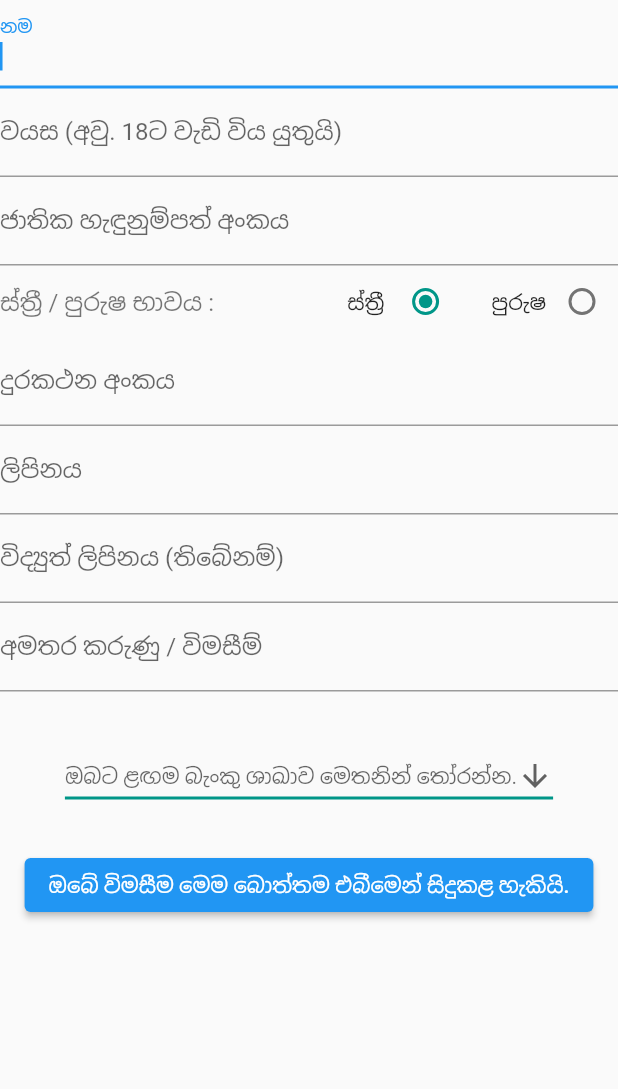
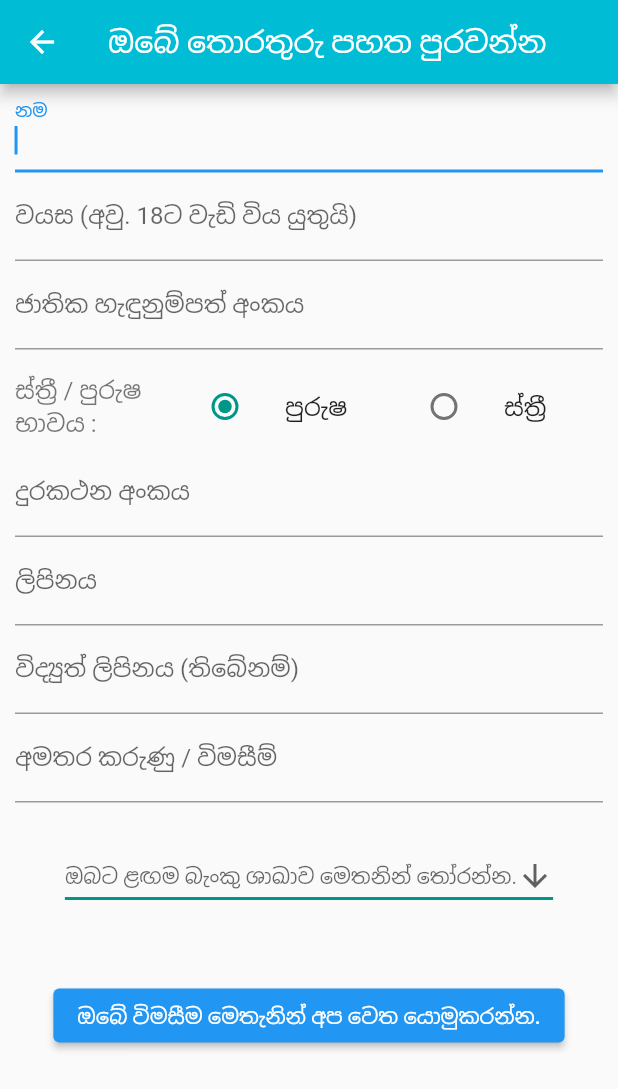
Before and after one commit to BlueZoft/HetarataFrontend, a Flutter app: the CustomerForm screen opened directly, on a phone screen of 412 x 824 dp. Shown: the top 1089 px of the screen. Run offline on Flutter 3.47's test engine with Material 2 defaults, Android fonts, the light colour scheme and no system bars.

Commit message:
Fourth Commit 2022 March 27

```diff
--- a/lib/LoanCard.dart
+++ b/lib/Build loan details card.dart
@@ -1,6 +1,6 @@
 import 'package:flutter/material.dart';
-import 'loanData.dart';
-import 'DataDisplay.dart';
+import 'Loan table and class.dart';
+import 'Screen 3 - Loan Details.dart';
 
 class LoanCard extends StatelessWidget {
 
--- a/lib/CustomerForm.dart
+++ /dev/null
@@ -1,194 +0,0 @@
-
-import 'package:flutter/material.dart';
-
-
-String _name;
-String _age;
-String _sex;
-String _telephone;
-String _address;
-String _email;
-String _inquiry;
-
-// For the specific loan they looked at
-String _loaninterest;
-
-
-class CustomerForm extends StatefulWidget {
-  const CustomerForm({Key key}) : super(key: key);
-  @override
-  CustomerFormState createState() {
-    return CustomerFormState();
-
-  }}
-
-class CustomerFormState extends State<CustomerForm> {
-  final _formKey = GlobalKey<FormState>();
-
-  @override
-  Widget build(BuildContext context) {
-
-    return Form(
-      key: _formKey,
-      child: Column(
-        children: <Widget>[
-          TextFormField(
-            autofocus: true,
-              decoration: InputDecoration(
-                  labelText: 'නම'),
-              validator: (value) {
-                if (value.isEmpty) {
-                  return 'මෙම තොරතුරු අවශ්‍යයි';}
-                else if(value.length < 4) {
-                  return 'ඔබ යෙදූ නම කෙටි වැඩි ය.';}
-                return null;},
-              onSaved: (String value) {
-                _name = value; }),
-
-          TextFormField(
-            decoration: InputDecoration(
-                labelText: 'වයස (අවු. 18ට වැඩි විය යුතුයි)'),
-            validator: (value1) {
-              int vAlue;
-              vAlue = int.parse(value1);
-              if (value1.isEmpty) {
-                return 'මෙම තොරතුරු අවශ්‍යයි';}
-              else if (vAlue<18 || vAlue > 99) {
-                return 'වලංගු වයසක් ඇතුළත් කරන්න';}
-              else {
-                return null;}},
-            onSaved: (value1) {
-              _age = value1; },),
-
-          TextFormField(
-            decoration: InputDecoration(
-                labelText: 'ජාතික හැඳුනුම්පත් අංකය'),
-            validator: (value1) {
-              int vAlue;
-              vAlue = int.parse(value1);
-              if (value1.isEmpty) {
-                return 'මෙම තොරතුරු අවශ්‍යයි';}
-              else if (vAlue<18 || vAlue > 99) {
-                return 'වලංගු වයසක් ඇතුළත් කරන්න';}
-              else {
-                return null;}},
-            onSaved: (value1) {
-              _age = value1; },),
-
-          Row(
-            children:[
-              Expanded(
-                child:Text('ස්ත්‍රී / පුරුෂ භාවය :',
-                  style: TextStyle(
-                      color: Colors.black54,
-                      fontSize: 16.0),),),
-              Text('ස්ත්‍රී '),
-              Radio(
-                value: 1,
-                groupValue:1,
-                activeColor: Colors.teal,
-                onChanged: (val){
-                  setState(() {
-                    val = 1;});},),
-              SizedBox(width: 20.0),
-              Text('පුරුෂ'),
-              Radio(
-                value: 2,
-                groupValue:1,
-                activeColor: Colors.teal,
-                onChanged: (val){
-                  setState(() {
-                    val = 2;});},),],),
-
-          TextFormField(
-            decoration: InputDecoration(
-                labelText: 'දුරකථන අංකය'),
-            validator: (value2) {
-              String patttern = r'(^([0-9]{10}$)';
-              RegExp regExp = new RegExp(patttern);
-              if (value2.length == 0) {
-                return 'මෙම තොරතුරු අවශ්‍යයි';}
-              else if (!regExp.hasMatch(value2)) {
-                return 'ඉලක්කම් 10ක් සහිත 0න් ආරම්භ වන වලංගු දුරකථන අංකයක් ඇතුළත් කරන්න';}
-              else {
-                return null;}},
-            onSaved: (value2) {
-              _telephone = value2; },),
-
-          TextFormField(
-              decoration: InputDecoration(
-                  labelText: 'ලිපිනය'),
-              validator: (value3) {
-                if (value3.isEmpty) {
-                  return 'කරුණාකර තොරතුරු ඇතුළු කරන්න';}
-                else {
-                  return null;}},
-              onSaved: (String value3) {
-                _address = value3;}),
-
-          TextFormField(
-              decoration: InputDecoration(
-                  labelText: 'විද්‍යුත් ලිපිනය (තිබේනම්)'),
-              keyboardType: TextInputType.emailAddress,
-              validator: (value4) {if (value4.isEmpty) {
-                return "Enter email address";}
-              String p = "[a-zA-Z0-9\+\.\_\%\-\+]{1,256}" +
-                  "\\@" + "[a-zA-Z0-9][a-zA-Z0-9\\-]{0,64}" + "(" + "\\." +
-                  "[a-zA-Z0-9][a-zA-Z0-9\\-]{0,25}" + ")+";
-              RegExp regExp = new RegExp(p);
-              if (regExp.hasMatch(value4)) {
-                return null;}
-              else
-                return 'Email is not valid';},
-              onSaved: (value4) {
-                _email = value4;}),
-
-          TextFormField(
-              decoration: InputDecoration(
-                  labelText: 'අමතර කරුණු / විමසීම්'),
-              onSaved: (value5) {
-                _inquiry = value5;}),
-
-      Padding(
-        padding: const EdgeInsets.fromLTRB(0, 22, 0, 10),),
-
-          DropdownButton<String>(
-              hint:Text ('ඔබට ළඟම බැංකු ශාඛාව මෙතනින් තෝරන්න.'),
-              icon: Icon(Icons.arrow_downward),
-              iconSize: 24,
-              elevation: 16,
-              style: TextStyle(color: Colors.teal),
-              underline: Container(
-                height: 2,
-                color: Colors.teal,),
-              onChanged: (String newValue) {
-                setState(() {
-                });},
-              //
-              items: <String>['Akkaraipattu', 'Agarapathana', 'Matara', 'Colombo','Anuradapura','havelock town','kochchi','ayyo','salaryyyy','balamu mokada wenne','deyiyandara','dewundara','nagarabada','haal pol','sirikurusa','wanaatha']
-                  .map<DropdownMenuItem<String>>((String value) {
-                    return DropdownMenuItem<String>(
-                    value: value,
-                    child: Text(value,
-                      style: TextStyle(
-                          fontSize: 20.0), textAlign: TextAlign.center,));
-              }).toList()),
-
-
-          //
-          Padding(
-            padding: const EdgeInsets.fromLTRB(0, 25, 0, 0),),
-
-          ElevatedButton(
-
-            onPressed: () {
-              if (_formKey.currentState.validate()) {
-                ScaffoldMessenger.of(context).showSnackBar( SnackBar
-                  (content: Text("thorathuru"),duration: Duration(milliseconds: 900),),);}
-              },
-            child: Text('ඔබේ විමසීම මෙම බොත්තම එබීමෙන් සිදුකළ හැකියි.'),),
-        ],
-      ),
-    );
-  }
-}
--- /dev/null
+++ b/lib/Screen 4 - User Form.dart
@@ -0,0 +1,208 @@
+import 'package:flutter/material.dart';
+
+class CustomerForm extends StatefulWidget {
+  const CustomerForm({Key key}) : super(key: key);
+  @override
+  CustomerFormState createState() {
+    return CustomerFormState();
+  }}
+
+
+class CustomerFormState extends State<CustomerForm> {
+  final formKey = GlobalKey<FormState>();
+
+  String _name = '';
+  String _nic = '';
+  String _age = '';
+  String _sex = 'male';
+  String _telephone = '';
+  String _address = '';
+  String _email = '';
+  String _inquiry = '';
+
+  @override
+    Widget build(BuildContext context) => Scaffold(
+      resizeToAvoidBottomInset : false,
+     appBar: AppBar(
+      title: Text('ඔබේ තොරතුරු පහත පුරවන්න',
+      style: TextStyle(
+      fontSize: (20.0),),),
+      centerTitle: true,
+      backgroundColor: Colors.cyan,
+      shadowColor: Colors.tealAccent[50] ),
+      body:SingleChildScrollView(
+        child: Form(
+            key: formKey,
+              child: Column(children:[
+                Padding(
+                  padding: const EdgeInsets.fromLTRB(10, 0, 10, 0),
+                  child: TextFormField(
+                      autofocus: true,
+                      decoration: InputDecoration(labelText: 'නම'),
+                      validator: (value) {
+                        if (value.isEmpty) {
+                          return 'මෙම තොරතුරු අවශ්‍යයි';}
+                        else if(value.length < 4) {
+                          return 'ඔබ යෙදූ නම කෙටි වැඩි ය.';}
+                        return null;},
+                      onSaved: (value) => _name = value),
+                ),
+                Padding(
+                  padding: const EdgeInsets.fromLTRB(10, 0, 10, 0),
+                  child: TextFormField(
+                      decoration: InputDecoration(labelText: 'වයස (අවු. 18ට වැඩි විය යුතුයි)'),
+                      validator: (value) {
+                        int value1 = int.parse(value);
+                        if (value.isEmpty) {
+                          return 'මෙම තොරතුරු අවශ්‍යයි';}
+                        else if (value1<18 || value1 > 99) {
+                          return 'වලංගු වයසක් ඇතුළත් කරන්න';}
+                        else {
+                          return null;}},
+                      onSaved: (value) => _age = value),
+                ),
+                Padding(
+                  padding: const EdgeInsets.fromLTRB(10, 0, 10, 0),
+                  child: TextFormField(
+                      decoration: InputDecoration(
+                          labelText: 'ජාතික හැඳුනුම්පත් අංකය'),
+                      validator: (value) {
+                        if (value.isEmpty) {
+                          return 'මෙම තොරතුරු අවශ්‍යයි';}
+                        //TODO Fix NIC RegExp
+                        String p =  r'(^[0-9]{10}v$|V$|x|X|)';
+                        RegExp regExp = new RegExp(p);
+                        if (regExp.hasMatch(value)) {
+                          return null;}
+                        else
+                          return 'ඇතුළත් කල ජාතික හැඳුනුම්පත් අංකය වලංගු නොවේ';},
+                      onSaved: (value) => _nic = value),
+                ),
+                Padding(
+                  padding: const EdgeInsets.fromLTRB(10, 10, 10, 0),
+                  child: Row(
+                    children:[
+
+                      SizedBox(
+                        width: 100.0,
+                        child: Text('ස්ත්‍රී / පුරුෂ භාවය :',
+                          style: TextStyle(
+                              color: Colors.black54,
+                              fontSize: 16.0),),
+                      ),
+                      Expanded(
+                        child: ListTile(
+                          leading:Radio<String>(
+                            value:'male',
+                            groupValue: _sex,
+                            activeColor: Colors.teal,
+                            onChanged: (value) {
+                              setState(() {_sex = value;});},),
+                          title: const Text('පුරුෂ'),),
+                      ),
+                      Expanded(
+                        child:  ListTile(
+                        leading:Radio<String>(
+                          value:'female',
+                          groupValue: _sex,
+                          activeColor: Colors.teal,
+                          onChanged: (value) {setState(() {_sex = value;});},),
+                        title: const Text('ස්ත්‍රී'),),),
+                    ],
+                  ),
+                ),
+
+                Padding(
+                  padding: const EdgeInsets.fromLTRB(10, 0, 10, 0),
+                  child: TextFormField(
+                      decoration: InputDecoration(
+                          labelText: 'දුරකථන අංකය'),
+                      validator: (value) {
+                        String pattern = r'(^([0-9]{10}$)';
+                        RegExp regExp = new RegExp(pattern);
+                        if (value.length == 0) {
+                          return 'මෙම තොරතුරු අවශ්‍යයි';}
+                        else if (!regExp.hasMatch(value)) {
+                          return 'ඉලක්කම් 10ක් සහිත 0න් ආරම්භ වන වලංගු දුරකථන අංකයක් ඇතුළත් කරන්න';}
+                        else {return null;}},
+                      onSaved: (value) => _telephone = value),
+                ),
+                Padding(
+                  padding: const EdgeInsets.fromLTRB(10, 0, 10, 0),
+                  child: TextFormField(
+                      decoration: InputDecoration(
+                          labelText: 'ලිපිනය'),
+                      validator: (value) {
+                        if (value.isEmpty) {
+                          return 'මෙම තොරතුරු අවශ්‍යයි';}
+                        else {return null;}},
+                      onSaved: (value) => _address = value),
+                ),
+                Padding(
+                  padding: const EdgeInsets.fromLTRB(10, 0, 10, 0),
+                  child: TextFormField(
+                      decoration: InputDecoration(
+                          labelText: 'විද්‍යුත් ලිපිනය (තිබේනම්)'),
+                      keyboardType: TextInputType.emailAddress,
+                      validator: (value) {
+                        String p = "[a-zA-Z0-9\+\.\_\%\-\+]{1,256}" +
+                            "\\@" + "[a-zA-Z0-9][a-zA-Z0-9\\-]{0,64}" + "(" + "\\." +
+                            "[a-zA-Z0-9][a-zA-Z0-9\\-]{0,25}" + ")+";
+                        RegExp regExp = new RegExp(p);
+                        if (regExp.hasMatch(value)) {
+                          return null;}
+                        else return 'වලංගු විද්‍යුත් ලිපිනය ඇතුළත් කරන්න';},
+                      onSaved: (value) => _email = value),
+                ),
+                Padding(
+                  padding: const EdgeInsets.fromLTRB(10, 0, 10, 0),
+                  child: TextFormField(
+                      decoration: InputDecoration(
+                          labelText: 'අමතර කරුණු / විමසීම්'),
+                      onSaved: (value) => _inquiry = value),
+                ),
+
+                Padding(padding: const EdgeInsets.fromLTRB(0, 0, 0, 25),),
+
+                DropdownButton<String>(
+                    hint:Text ('ඔබට ළඟම බැංකු ශාඛාව මෙතනින් තෝරන්න.'),
+                    icon: Icon(Icons.arrow_downward),
+                    iconSize: 24, elevation: 16, style: TextStyle(color: Colors.teal),
+                    underline: Container(
+                      height: 2,
+                      color: Colors.teal,),
+                    onChanged: (String newValue) {
+                      setState(() {});},
+                    items: <String>['Akkaraipattu', 'Agarapathana', 'Matara', 'Colombo','Anuradapura','havelock town','kochchi','ayyo','salaryyyy','balamu mokada wenne','deyiyandara','dewundara','nagarabada','haal pol','sirikurusa','wanaatha']
+                        .map<DropdownMenuItem<String>>((String value){
+                      return DropdownMenuItem<String>(
+                          value: value,
+                          child: Text(value,
+                            style: TextStyle(fontSize: 20.0), textAlign: TextAlign.center,));
+                    }).toList()),
+
+                Padding(padding: const EdgeInsets.fromLTRB(0, 0, 0, 45),),
+
+                ElevatedButton (
+                  onPressed: () {
+                    final isValid = formKey.currentState.validate();
+                    if (isValid){
+                      formKey.currentState.save();
+                      final message = '$_name, විමසීම සාර්ථකයි.';
+                      final snackBar =  SnackBar(
+                        content: Text(message),
+                        backgroundColor:Colors.cyan,
+                        duration: Duration(milliseconds: 900),);
+                      ScaffoldMessenger.of(context).showSnackBar(snackBar);
+                    }
+                    else {
+                      return 'ඇතුළත් කළ තොරතුරු සම්පූර්ණ නොවේ';}},
+                  child: Text('ඔබේ විමසීම මෙතැනින් අප වෙත යොමුකරන්න.'),)
+
+               ]
+              ),
+
+            ),
+
+
+      ));}
--- a/lib/main.dart
+++ b/lib/main.dart
@@ -1,5 +1,5 @@
 import 'package:flutter/material.dart';
-import 'Screen2.dart';
+import 'Screen 1 - Category.dart';
 
 void main()=> runApp(MaterialApp(
   home: Scaffold(
```
Also changed, not shown: lib/Lastscreen.dart (deleted, +0 -20 lines), lib/Loan table and class.dart (renamed from lib/loanData.dart, +4 -11 lines), lib/Screen 1 - Category.dart (renamed from lib/Screen2.dart, +12 -5 lines), lib/Screen 2 - Loans.dart (renamed from lib/Btn1tap.dart, +3 -5 lines), lib/Screen 3 - Loan Details.dart (renamed from lib/DataDisplay.dart, +5 -6 lines).
